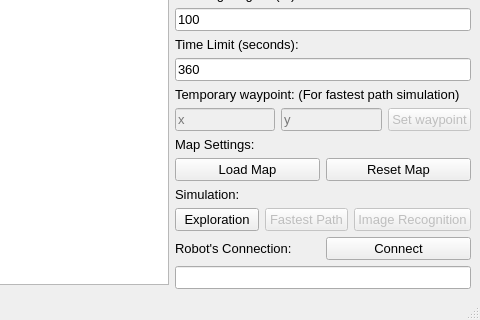
The window that src/ui/mainwindow.ui (Muhazerin/mdp-algorithm) describes before a commit, drawn with Qt 5; both pictures show x 443 to 923 and y 531 to 851 of the 923 by 851 pixel window.
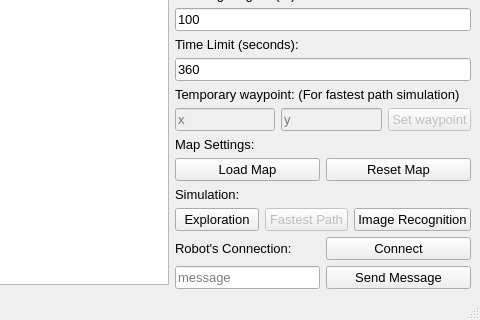
The same window after the commit.

```diff
--- a/src/ui/mainwindow.ui
+++ b/src/ui/mainwindow.ui
@@ -263,9 +263,6 @@
         </item>
         <item>
          <widget class="QPushButton" name="btnSimImgRecog">
-          <property name="enabled">
-           <bool>false</bool>
-          </property>
           <property name="sizePolicy">
            <sizepolicy hsizetype="Minimum" vsizetype="Fixed">
             <horstretch>0</horstretch>
@@ -286,6 +283,8 @@
        </layout>
       </item>
       <item>
+       <layout class="QVBoxLayout" name="vlRobotConnection">
+        <item>
        <layout class="QHBoxLayout" name="hlRobotConnection">
         <item>
          <widget class="QLabel" name="lblConnectRobot">
@@ -304,11 +303,30 @@
        </layout>
       </item>
       <item>
-       <widget class="QLineEdit" name="leRobotConnectionStatus">
-        <property name="readOnly">
-         <bool>true</bool>
-        </property>
-       </widget>
+         <layout class="QHBoxLayout" name="hlRobotMessage">
+          <item>
+           <widget class="QLineEdit" name="leMsg">
+            <property name="sizePolicy">
+             <sizepolicy hsizetype="Minimum" vsizetype="Fixed">
+              <horstretch>0</horstretch>
+              <verstretch>0</verstretch>
+             </sizepolicy>
+            </property>
+            <property name="placeholderText">
+             <string>message</string>
+            </property>
+           </widget>
+          </item>
+          <item>
+           <widget class="QPushButton" name="btnMsg">
+            <property name="text">
+             <string>Send Message</string>
+            </property>
+           </widget>
+          </item>
+         </layout>
+        </item>
+       </layout>
       </item>
      </layout>
     </item>
```
Lines whose indentation alone changed are shown as unchanged.
